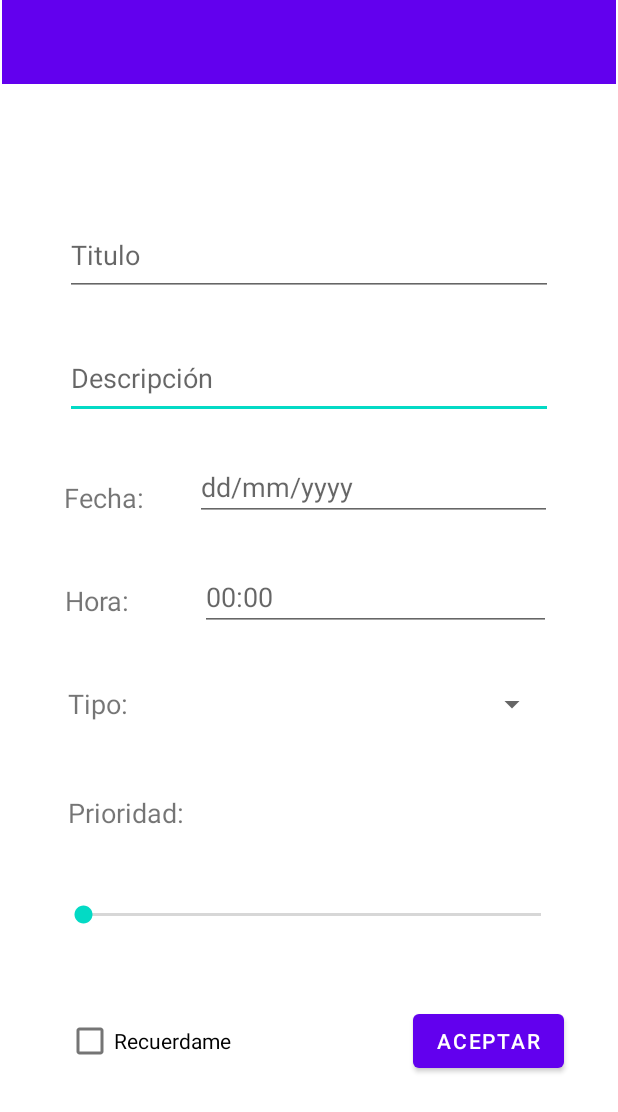
After one commit to danielaocampo2/ZeitPlan_proyect, an Android app: the layout activity_crear_evento.xml on its own in the app's theme, with its tools: preview values and no code run, on a phone screen of 412 x 824 dp. The commit adds this screen. Shown: the top 1112 px of the screen. Run offline under Robolectric (Android 15) with nearby library versions, the phone set to English and light mode, and no system bars.

Commit message:
Demo de crear evento

```diff
--- /dev/null
+++ b/app/src/main/res/layout/activity_crear_evento.xml
@@ -0,0 +1,187 @@
+<?xml version="1.0" encoding="utf-8"?>
+<androidx.constraintlayout.widget.ConstraintLayout xmlns:android="http://schemas.android.com/apk/res/android"
+    xmlns:app="http://schemas.android.com/apk/res-auto"
+    xmlns:tools="http://schemas.android.com/tools"
+    android:layout_width="match_parent"
+    android:layout_height="match_parent"
+    tools:context=".CrearEventoActivity">
+
+    <androidx.appcompat.widget.Toolbar
+        android:id="@+id/toolbar"
+        android:layout_width="409dp"
+        android:layout_height="wrap_content"
+        android:background="?attr/colorPrimary"
+        android:minHeight="?attr/actionBarSize"
+        android:theme="?attr/actionBarTheme"
+        app:layout_constraintEnd_toEndOf="parent"
+        app:layout_constraintStart_toStartOf="parent"
+        app:layout_constraintTop_toTopOf="parent" />
+
+    <androidx.constraintlayout.widget.ConstraintLayout
+        android:layout_width="409dp"
+        android:layout_height="673dp"
+        app:layout_constraintBottom_toBottomOf="parent"
+        app:layout_constraintEnd_toEndOf="parent"
+        app:layout_constraintStart_toStartOf="parent"
+        app:layout_constraintTop_toBottomOf="@+id/toolbar">
+
+        <com.google.android.material.textfield.TextInputEditText
+            android:id="@+id/editText_descripcion"
+            android:layout_width="325dp"
+            android:layout_height="54dp"
+            android:layout_marginTop="28dp"
+            android:hint="Descripción"
+            app:layout_constraintEnd_toEndOf="parent"
+            app:layout_constraintStart_toStartOf="parent"
+            app:layout_constraintTop_toBottomOf="@+id/editText_Titulo" />
+
+        <com.google.android.material.textfield.TextInputEditText
+            android:id="@+id/editText_Titulo"
+            android:layout_width="325dp"
+            android:layout_height="54dp"
+            android:layout_marginTop="40dp"
+            android:hint="Titulo"
+            android:textAllCaps="false"
+            app:layout_constraintEnd_toEndOf="parent"
+            app:layout_constraintStart_toStartOf="parent"
+            app:layout_constraintTop_toTopOf="parent" />
+
+        <TextView
+            android:id="@+id/textView_Fecha"
+            android:layout_width="wrap_content"
+            android:layout_height="wrap_content"
+            android:layout_marginTop="40dp"
+            android:text="Fecha:"
+            android:textSize="18sp"
+            app:layout_constraintEnd_toEndOf="parent"
+            app:layout_constraintHorizontal_bias="0.117"
+            app:layout_constraintStart_toStartOf="parent"
+            app:layout_constraintTop_toBottomOf="@+id/editText_descripcion" />
+
+        <TextView
+            android:id="@+id/textView_Hora"
+            android:layout_width="wrap_content"
+            android:layout_height="wrap_content"
+            android:layout_marginTop="44dp"
+            android:text="Hora:"
+            android:textSize="18sp"
+            app:layout_constraintEnd_toEndOf="parent"
+            app:layout_constraintHorizontal_bias="0.114"
+            app:layout_constraintStart_toStartOf="parent"
+            app:layout_constraintTop_toBottomOf="@+id/textView_Fecha" />
+
+        <EditText
+            android:id="@+id/editTextDate"
+            android:layout_width="238dp"
+            android:layout_height="40dp"
+            android:layout_marginTop="28dp"
+            android:ems="10"
+            android:hint="dd/mm/yyyy"
+            android:inputType="date"
+            android:minHeight="48dp"
+            app:layout_constraintEnd_toEndOf="parent"
+            app:layout_constraintHorizontal_bias="0.442"
+            app:layout_constraintStart_toEndOf="@+id/textView_Fecha"
+            app:layout_constraintTop_toBottomOf="@+id/editText_descripcion"
+            tools:ignore="SpeakableTextPresentCheck" />
+
+        <EditText
+            android:id="@+id/editTextHour"
+            android:layout_width="234dp"
+            android:layout_height="45dp"
+            android:layout_marginTop="28dp"
+            android:ems="10"
+            android:hint="00:00"
+            android:inputType="date"
+            android:minHeight="48dp"
+            app:layout_constraintEnd_toEndOf="parent"
+            app:layout_constraintHorizontal_bias="0.52"
+            app:layout_constraintStart_toEndOf="@+id/textView_Hora"
+            app:layout_constraintTop_toBottomOf="@+id/editTextDate"
+            tools:ignore="SpeakableTextPresentCheck" />
+
+        <Button
+            android:id="@+id/button_aceptar"
+            android:layout_width="wrap_content"
+            android:layout_height="wrap_content"
+            android:layout_marginBottom="56dp"
+            android:onClick="agregar"
+            android:text="Aceptar"
+            app:layout_constraintBottom_toBottomOf="parent"
+            app:layout_constraintEnd_toEndOf="parent"
+            app:layout_constraintHorizontal_bias="0.888"
+            app:layout_constraintStart_toStartOf="parent"
+            app:layout_constraintTop_toBottomOf="@+id/seekBar_prioridad"
+            app:layout_constraintVertical_bias="0.937" />
+
+        <TextView
+            android:id="@+id/textView_Tipo"
+            android:layout_width="wrap_content"
+            android:layout_height="wrap_content"
+            android:layout_marginStart="44dp"
+            android:layout_marginTop="44dp"
+            android:text="Tipo:"
+            android:textSize="18sp"
+            app:layout_constraintStart_toStartOf="parent"
+            app:layout_constraintTop_toBottomOf="@+id/textView_Hora" />
+
+
+        <TextView
+            android:id="@+id/textView_Prioridad"
+            android:layout_width="wrap_content"
+            android:layout_height="wrap_content"
+            android:layout_marginStart="44dp"
+            android:layout_marginTop="48dp"
+            android:text="Prioridad:"
+            android:textSize="18sp"
+            app:layout_constraintStart_toStartOf="parent"
+            app:layout_constraintTop_toBottomOf="@+id/textView_Tipo" />
+
+        <TextView
+            android:id="@+id/textView_resultadoPrioridad"
+            android:layout_width="wrap_content"
+            android:layout_height="wrap_content"
+            android:layout_marginStart="132dp"
+            android:layout_marginTop="48dp"
+            android:textSize="18sp"
+            app:layout_constraintStart_toStartOf="parent"
+            app:layout_constraintTop_toBottomOf="@+id/textView_Tipo" />
+
+        <Spinner
+            android:id="@+id/spinner_tipos"
+            android:layout_width="234dp"
+            android:layout_height="41dp"
+            android:layout_marginTop="28dp"
+            android:visibility="visible"
+            app:layout_constraintEnd_toEndOf="parent"
+            app:layout_constraintStart_toEndOf="@+id/textView_Tipo"
+            app:layout_constraintTop_toBottomOf="@+id/editTextHour" />
+
+        <SeekBar
+            android:id="@+id/seekBar_prioridad"
+            android:layout_width="337dp"
+            android:layout_height="32dp"
+            android:layout_marginTop="40dp"
+            app:layout_constraintBottom_toBottomOf="parent"
+            app:layout_constraintEnd_toEndOf="parent"
+            app:layout_constraintHorizontal_bias="0.53"
+            app:layout_constraintStart_toStartOf="parent"
+            app:layout_constraintTop_toBottomOf="@+id/textView_Prioridad"
+            app:layout_constraintVertical_bias="0.0" />
+
+        <CheckBox
+            android:id="@+id/checkBox_alarma"
+            android:layout_width="131dp"
+            android:layout_height="49dp"
+            android:text="Recuerdame"
+            app:layout_constraintBottom_toBottomOf="parent"
+            app:layout_constraintEnd_toStartOf="@+id/button_aceptar"
+            app:layout_constraintHorizontal_bias="0.297"
+            app:layout_constraintStart_toStartOf="parent"
+            app:layout_constraintTop_toBottomOf="@+id/seekBar_prioridad"
+            app:layout_constraintVertical_bias="0.427" />
+
+    </androidx.constraintlayout.widget.ConstraintLayout>
+
+
+</androidx.constraintlayout.widget.ConstraintLayout>
```
Also changed, not shown: app/src/main/AndroidManifest.xml (+5 -4 lines), app/src/main/java/com/example/zeitplan_proyect/CrearEventoActivity.java (added, +177 -0 lines), app/src/main/res/values/strings.xml (+7 -0 lines).
